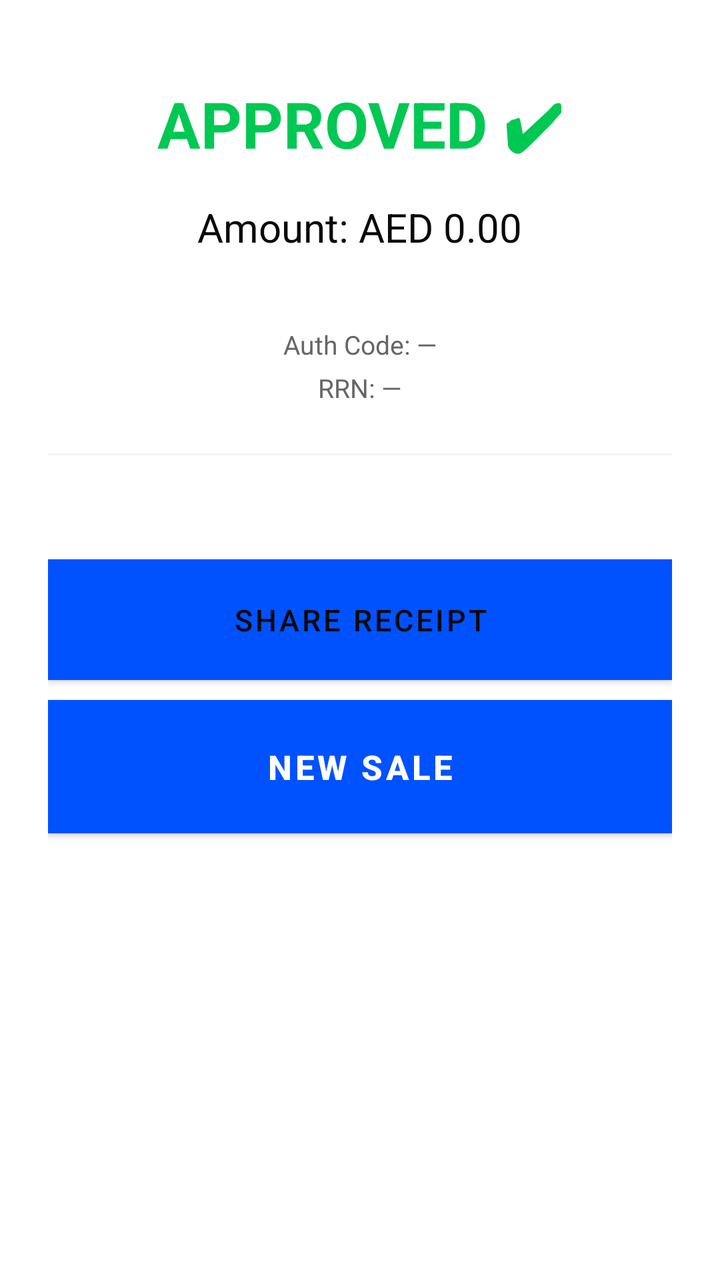
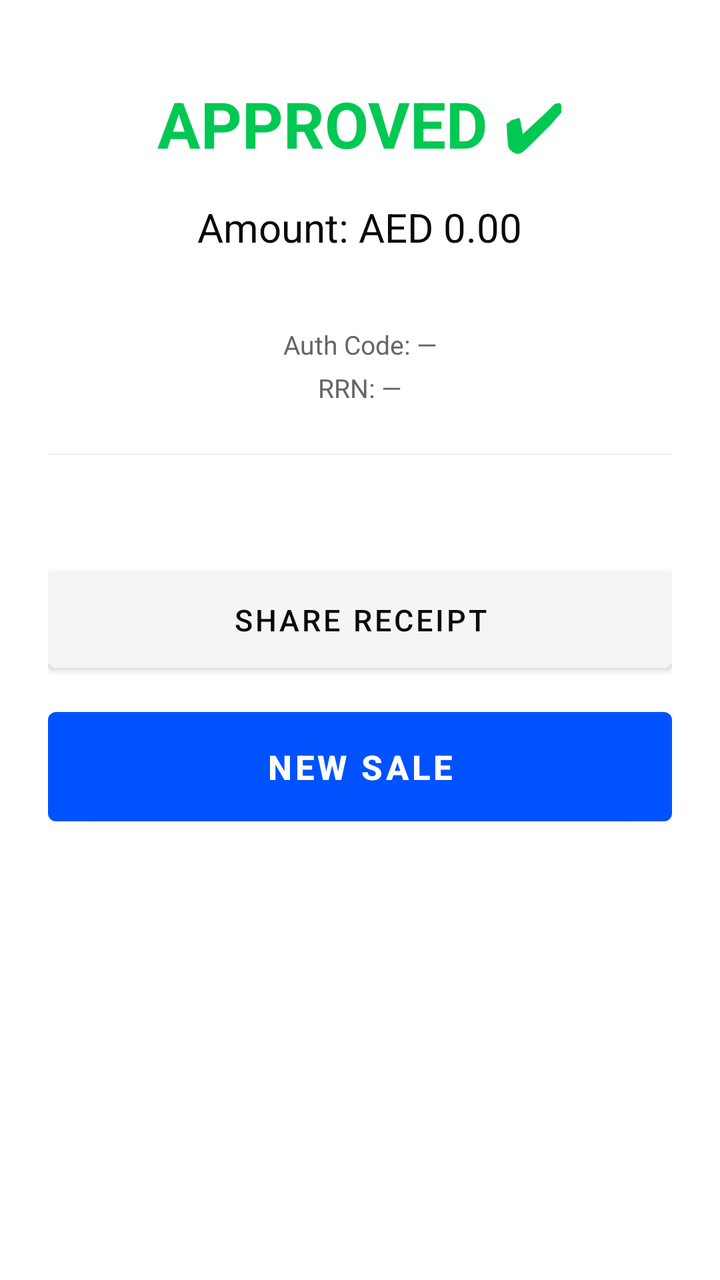

Screens rendered from an Android XML layout before and after an edit, with the pre-edit source and the edit as a unified diff.
<!-- AndroidManifest.xml: activity theme Theme.PrimeStackTapToPay -->
<!-- res/layout/activity_result.xml -->
<?xml version="1.0" encoding="utf-8"?>
<ScrollView xmlns:android="http://schemas.android.com/apk/res/android"
    android:layout_width="match_parent"
    android:layout_height="match_parent"
    android:background="@color/white">

    <LinearLayout
        android:layout_width="match_parent"
        android:layout_height="wrap_content"
        android:orientation="vertical"
        android:padding="24dp"
        android:gravity="center_horizontal">

        
        <TextView
            android:id="@+id/tvResultStatus"
            android:layout_width="wrap_content"
            android:layout_height="wrap_content"
            android:text="APPROVED ✔"
            android:textSize="32sp"
            android:textStyle="bold"
            android:textColor="@color/primestack_success"
            android:layout_marginTop="16dp" />

        
        <TextView
            android:id="@+id/tvAmount"
            android:layout_width="wrap_content"
            android:layout_height="wrap_content"
            android:text="Amount: AED 0.00"
            android:textSize="20sp"
            android:textColor="@color/primestack_secondary"
            android:layout_marginTop="16dp" />

        
        <TextView
            android:id="@+id/tvCardInfo"
            android:layout_width="wrap_content"
            android:layout_height="wrap_content"
            android:text=""
            android:textSize="15sp"
            android:textColor="@color/primestack_gray"
            android:layout_marginTop="8dp" />

        
        <TextView
            android:id="@+id/tvAuthCode"
            android:layout_width="wrap_content"
            android:layout_height="wrap_content"
            android:text="Auth Code: —"
            android:textSize="13sp"
            android:textColor="@color/primestack_gray"
            android:layout_marginTop="8dp" />

        <TextView
            android:id="@+id/tvRRN"
            android:layout_width="wrap_content"
            android:layout_height="wrap_content"
            android:text="RRN: —"
            android:textSize="13sp"
            android:textColor="@color/primestack_gray"
            android:layout_marginTop="4dp" />

        
        <View
            android:layout_width="match_parent"
            android:layout_height="1dp"
            android:background="@color/primestack_light_gray"
            android:layout_marginTop="24dp"
            android:layout_marginBottom="24dp" />

        
        <LinearLayout
            android:id="@+id/stnBox"
            android:layout_width="match_parent"
            android:layout_height="wrap_content"
            android:background="@color/primestack_primary"
            android:orientation="vertical"
            android:padding="20dp"
            android:gravity="center"
            android:visibility="gone">

            <TextView
                android:layout_width="wrap_content"
                android:layout_height="wrap_content"
                android:text="STN CODE"
                android:textColor="#CCFFFFFF"
                android:textSize="12sp"
                android:textStyle="bold"
                android:letterSpacing="0.15" />

            <TextView
                android:id="@+id/tvSTNCode"
                android:layout_width="wrap_content"
                android:layout_height="wrap_content"
                android:text="000000"
                android:textColor="@color/white"
                android:textSize="40sp"
                android:textStyle="bold"
                android:fontFamily="monospace"
                android:letterSpacing="0.3"
                android:layout_marginTop="4dp" />

            <TextView
                android:layout_width="wrap_content"
                android:layout_height="wrap_content"
                android:text="Keep this code — needed for payout withdrawal"
                android:textColor="#CCFFFFFF"
                android:textSize="11sp"
                android:gravity="center"
                android:layout_marginTop="8dp" />

        </LinearLayout>

        
        <TextView
            android:id="@+id/tvOfflineNotice"
            android:layout_width="match_parent"
            android:layout_height="wrap_content"
            android:text="Stored offline — will sync when connected"
            android:textColor="@color/primestack_danger"
            android:textSize="13sp"
            android:gravity="center"
            android:padding="12dp"
            android:background="@color/primestack_light_gray"
            android:visibility="gone"
            android:layout_marginTop="12dp" />

        
        <Button
            android:id="@+id/btnPrintReceipt"
            android:layout_width="match_parent"
            android:layout_height="wrap_content"
            android:text="Share Receipt"
            android:textSize="15sp"
            android:padding="14dp"
            android:background="@color/primestack_light_gray"
            android:textColor="@color/primestack_secondary"
            android:layout_marginTop="28dp" />

        <Button
            android:id="@+id/btnNewSale"
            android:layout_width="match_parent"
            android:layout_height="wrap_content"
            android:text="New Sale"
            android:textSize="17sp"
            android:textStyle="bold"
            android:padding="16dp"
            android:background="@color/primestack_primary"
            android:textColor="@color/white"
            android:layout_marginTop="10dp"
            android:layout_marginBottom="16dp" />

    </LinearLayout>
</ScrollView>
<!-- resources referenced by this layout -->
<resources>
  <color name="primestack_danger">#D50000</color>
  <color name="primestack_gray">#666666</color>
  <color name="primestack_light_gray">#F5F5F5</color>
  <color name="primestack_primary">#0052FF</color>
  <color name="primestack_secondary">#0A0A0A</color>
  <color name="primestack_success">#00C853</color>
  <color name="white">#FFFFFFFF</color>
  <style name="Theme.PrimeStackTapToPay" parent="Theme.MaterialComponents.DayNight.DarkActionBar">
          
          <item name="colorPrimary">@color/purple_500</item>
          <item name="colorPrimaryVariant">@color/purple_700</item>
          <item name="colorOnPrimary">@color/white</item>
          
          <item name="colorSecondary">@color/teal_200</item>
          <item name="colorSecondaryVariant">@color/teal_700</item>
          <item name="colorOnSecondary">@color/black</item>
          
          <item name="android:statusBarColor">?attr/colorPrimaryVariant</item>
          
      </style>
  <color name="purple_500">#0052FF</color>
  <color name="purple_700">#0039B3</color>
  <color name="teal_200">#00D1FF</color>
  <color name="teal_700">#0099CC</color>
  <color name="black">#FF000000</color>
</resources>

<!-- the commit's change to res/layout/activity_result.xml (unified diff, before → after) -->
@@ -1,5 +1,6 @@
 <?xml version="1.0" encoding="utf-8"?>
 <ScrollView xmlns:android="http://schemas.android.com/apk/res/android"
+    xmlns:app="http://schemas.android.com/apk/res-auto"
     android:layout_width="match_parent"
     android:layout_height="match_parent"
     android:background="@color/white">
@@ -134,7 +135,7 @@
             android:text="Share Receipt"
             android:textSize="15sp"
             android:padding="14dp"
-            android:background="@color/primestack_light_gray"
+            app:backgroundTint="@color/primestack_light_gray"
             android:textColor="@color/primestack_secondary"
             android:layout_marginTop="28dp" />
 
@@ -146,7 +147,7 @@
             android:textSize="17sp"
             android:textStyle="bold"
             android:padding="16dp"
-            android:background="@color/primestack_primary"
+            app:backgroundTint="@color/primestack_primary"
             android:textColor="@color/white"
             android:layout_marginTop="10dp"
             android:layout_marginBottom="16dp" />
